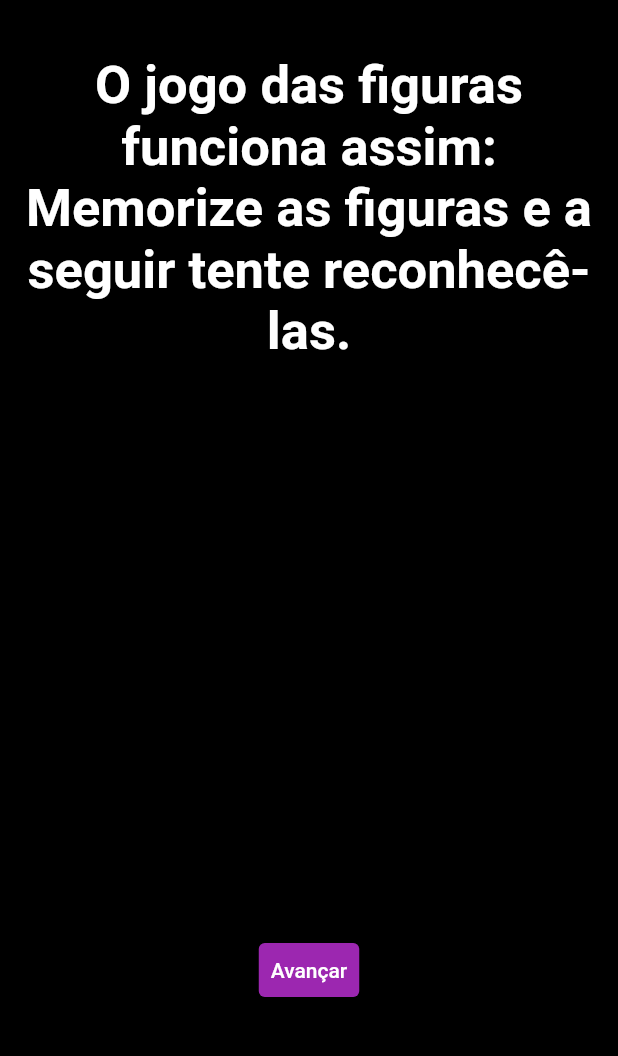
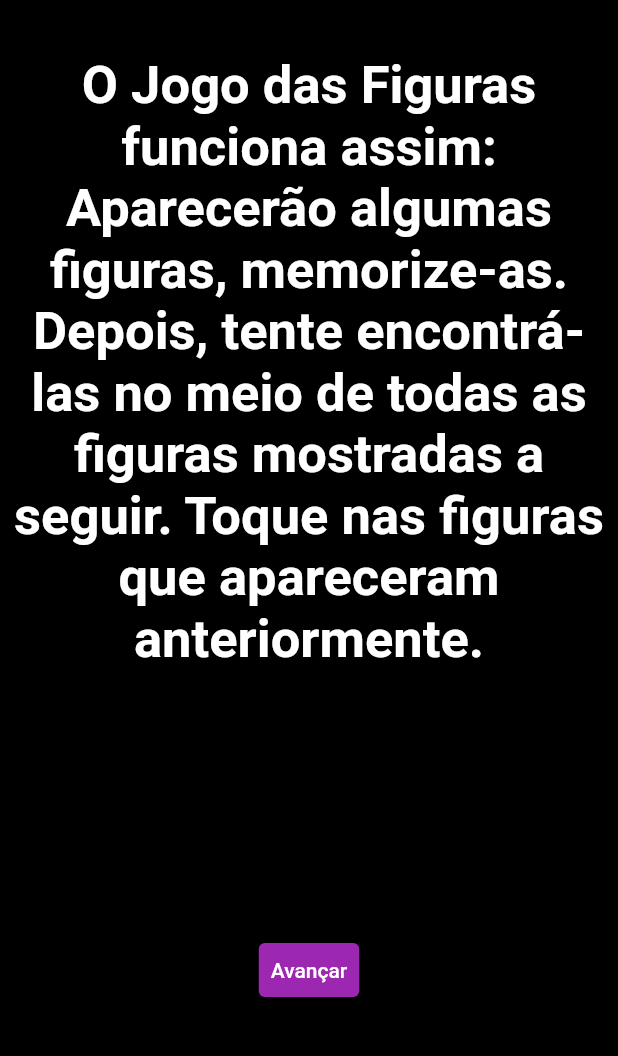
Before and after one commit to MouraRaquel/memory_extreme_app, a Flutter app: the InstrucoesFiguras screen opened directly, on a phone screen of 412 x 824 dp, the part 59-1115 px from its top. Run offline on Flutter 3.47's test engine with Material 2 defaults, Android fonts, the phone set to English and light mode, and no system bars.

Commit message:
Altera o texto de instruções do jogo das figuras

```diff
--- a/lib/pages/instrucoes.dart
+++ b/lib/pages/instrucoes.dart
@@ -1,6 +1,7 @@
 import 'package:flutter/material.dart';
 import 'package:memory_extreme_app/pages/jogo_figuras.dart';
 import 'package:memory_extreme_app/pages/jogo_palavras.dart';
+
 
 class InstrucoesPalavras extends StatelessWidget {
   @override
@@ -26,9 +27,13 @@ class InstrucoesPalavras extends StatelessWidget {
           Expanded(
               flex: 5,
               child: Text(
-                  "O jogo das palavras funciona assim: Memorize a palavra que será apresentada, "
-                  "em seguida outras palavras serão apresentadas, "
-                  "mas você precisa selecionar a palavra vista anteriormente!",
+                  "O Jogo das Palavras funciona assim: Memorize a palavra que "
+                  "será apresentada, em seguida você verá uma matriz com "
+                  "algumas palavras, nesse momento você precisará selecionar "
+                  "a palavra memorizada. Na sequência será apresentada uma nova"
+                  "palavra e em seguida uma nova matriz, e então você precisará"
+                  "selecionar as palavras na sequência em que foram "
+                  "memorizadas.",
                   textAlign: TextAlign.center,
                   style: TextStyle(
                     fontSize: 35,
@@ -85,8 +90,11 @@ class InstrucoesFiguras extends StatelessWidget {
           Expanded(
               flex: 5,
               child: Text(
-                  "O jogo das figuras funciona assim: "
-                  "Memorize as figuras e a seguir tente reconhecê-las.",
+                  "O Jogo das Figuras funciona assim: Aparecerão algumas "
+                  "figuras, memorize-as. Depois, tente encontrá-las no "
+                  "meio de todas as figuras mostradas a seguir. Toque nas "
+                  "figuras que apareceram anteriormente.",
+
                   textAlign: TextAlign.center,
                   style: TextStyle(
                     fontSize: 35,
@@ -114,7 +122,7 @@ class InstrucoesFiguras extends StatelessWidget {
 
   _onClickAvancar(context) {
     Navigator.push(context, MaterialPageRoute(builder: (BuildContext context) {
-      return Figuras();
+      return Figuras(9, 2);
     }));
   }
 }
```
